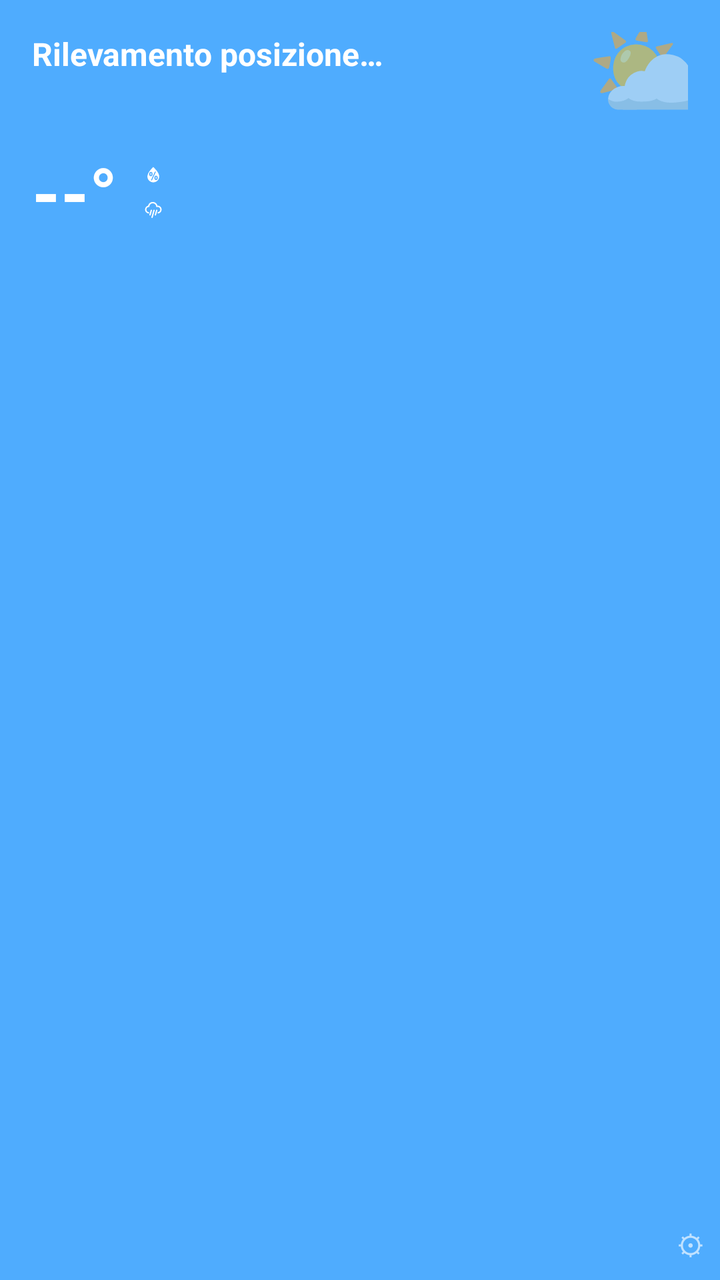
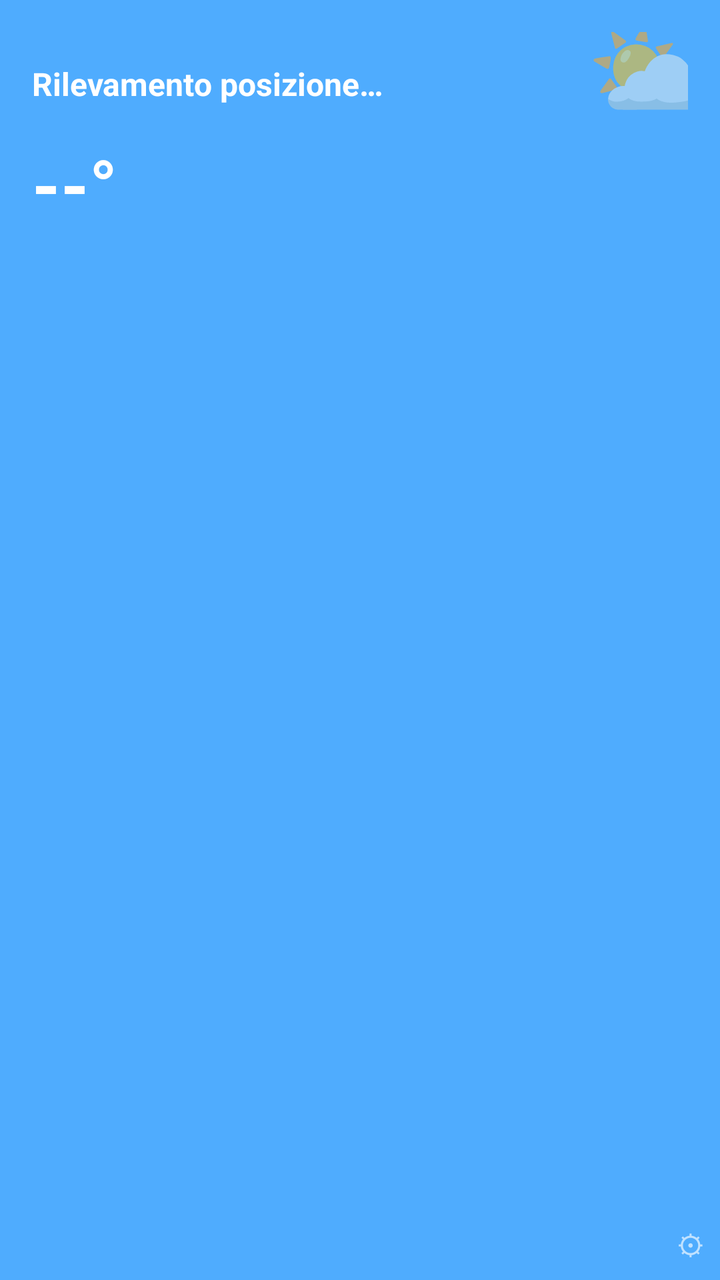

Screens rendered from an Android XML layout before and after an edit, with the pre-edit source and the edit as a unified diff.
<!-- AndroidManifest.xml: application theme Theme.AppCompat.Light.NoActionBar -->
<!-- res/layout/weather_widget_large.xml -->
<?xml version="1.0" encoding="utf-8"?>
<FrameLayout xmlns:android="http://schemas.android.com/apk/res/android"
    android:layout_width="match_parent"
    android:layout_height="match_parent">

    <LinearLayout
        android:id="@+id/widget_root"
        android:layout_width="match_parent"
        android:layout_height="match_parent"
        android:orientation="vertical"
        android:background="#4facfe"
        android:padding="16dp">

        <LinearLayout
            android:layout_width="match_parent"
            android:layout_height="wrap_content"
            android:orientation="horizontal"
            android:clipChildren="false">

            <LinearLayout
                android:layout_width="0dp"
                android:layout_height="wrap_content"
                android:layout_weight="1"
                android:orientation="vertical">

                <TextView
                    android:id="@+id/city_text"
                    android:layout_width="wrap_content"
                    android:layout_height="wrap_content"
                    android:text="Rilevamento posizione…"
                    android:textColor="#FFFFFF"
                    android:textSize="16sp"
                    android:textStyle="bold" />

                <TextView
                    android:id="@+id/desc_text"
                    android:layout_width="wrap_content"
                    android:layout_height="wrap_content"
                    android:text=""
                    android:textColor="#FFFFFF"
                    android:textSize="13sp" />
            </LinearLayout>

            
            <TextView
                android:id="@+id/icon_text_emoji"
                android:layout_width="wrap_content"
                android:layout_height="wrap_content"
                android:layout_marginTop="-18dp"
                android:layout_marginEnd="-14dp"
                android:text="⛅"
                android:textSize="52sp" />

            <ImageView
                android:id="@+id/icon_text_vector"
                android:layout_width="52dp"
                android:layout_height="52dp"
                android:layout_marginTop="-18dp"
                android:layout_marginEnd="-14dp"
                android:visibility="gone"
                android:src="@drawable/ic_weather_cloudy" />
        </LinearLayout>

        <LinearLayout
            android:layout_width="wrap_content"
            android:layout_height="wrap_content"
            android:layout_marginTop="4dp"
            android:orientation="horizontal">

            <TextView
                android:id="@+id/temp_text"
                android:layout_width="wrap_content"
                android:layout_height="wrap_content"
                android:text="--°"
                android:textColor="#FFFFFF"
                android:textSize="36sp"
                android:textStyle="bold" />

            <LinearLayout
                android:layout_width="wrap_content"
                android:layout_height="wrap_content"
                android:layout_marginStart="12dp"
                android:layout_gravity="center_vertical"
                android:orientation="vertical">

                <LinearLayout
                    android:layout_width="wrap_content"
                    android:layout_height="wrap_content"
                    android:gravity="center_vertical"
                    android:orientation="horizontal">

                    <ImageView
                        android:layout_width="12dp"
                        android:layout_height="12dp"
                        android:src="@drawable/ic_weather_humidity" />

                    <TextView
                        android:id="@+id/humidity_text"
                        android:layout_width="wrap_content"
                        android:layout_height="wrap_content"
                        android:layout_marginStart="3dp"
                        android:text=""
                        android:textColor="#E6FFFFFF"
                        android:textSize="11sp" />
                </LinearLayout>

                <LinearLayout
                    android:layout_width="wrap_content"
                    android:layout_height="wrap_content"
                    android:layout_marginTop="2dp"
                    android:gravity="center_vertical"
                    android:orientation="horizontal">

                    <ImageView
                        android:layout_width="12dp"
                        android:layout_height="12dp"
                        android:src="@drawable/ic_weather_rain" />

                    <TextView
                        android:id="@+id/rain_text"
                        android:layout_width="wrap_content"
                        android:layout_height="wrap_content"
                        android:layout_marginStart="3dp"
                        android:text=""
                        android:textColor="#E6FFFFFF"
                        android:textSize="11sp" />
                </LinearLayout>
            </LinearLayout>
        </LinearLayout>

        
        <HorizontalScrollView
            android:layout_width="match_parent"
            android:layout_height="wrap_content"
            android:layout_marginTop="10dp"
            android:scrollbars="none">

            <LinearLayout
                android:id="@+id/hourly_container"
                android:layout_width="wrap_content"
                android:layout_height="wrap_content"
                android:orientation="horizontal" />
        </HorizontalScrollView>

        <LinearLayout
            android:id="@+id/forecast_container"
            android:layout_width="match_parent"
            android:layout_height="wrap_content"
            android:layout_marginTop="8dp"
            android:orientation="horizontal" />

    </LinearLayout>

    <TextView
        android:id="@+id/settings_icon"
        android:layout_width="wrap_content"
        android:layout_height="wrap_content"
        android:layout_gravity="bottom|end"
        android:padding="8dp"
        android:text="⚙"
        android:textColor="#FFFFFF"
        android:alpha="0.65"
        android:textSize="14sp" />

</FrameLayout>
<!-- resources referenced by this layout -->
<resources>
  <!-- drawable ic_weather_cloudy (drawable) -->
  <?xml version="1.0" encoding="utf-8"?>
  <vector xmlns:android="http://schemas.android.com/apk/res/android"
      android:width="24dp"
      android:height="24dp"
      android:viewportWidth="30"
      android:viewportHeight="30">
      <path
          android:fillColor="#FFFFFF"
          android:pathData="M4.61,16.88c0-1.15,0.36-2.17,1.08-3.07c0.72-0.9,1.63-1.48,2.74-1.73c0.31-1.37,1.02-2.49,2.11-3.37s2.35-1.32,3.76-1.32 c1.38,0,2.61,0.43,3.69,1.28s1.78,1.95,2.1,3.29h0.33c0.9,0,1.73,0.22,2.49,0.65s1.37,1.03,1.81,1.79c0.44,0.76,0.67,1.58,0.67,2.48 c0,0.88-0.21,1.7-0.63,2.45s-1,1.35-1.73,1.8c-0.73,0.45-1.54,0.69-2.41,0.72H9.41c-1.34-0.06-2.47-0.57-3.4-1.53 C5.08,19.37,4.61,18.22,4.61,16.88z M6.32,16.88c0,0.87,0.3,1.62,0.9,2.26s1.33,0.98,2.19,1.03h11.19c0.86-0.04,1.59-0.39,2.19-1.03 c0.61-0.64,0.91-1.4,0.91-2.26c0-0.88-0.33-1.63-0.98-2.27c-0.65-0.64-1.42-0.96-2.32-0.96H18.8c-0.11,0-0.17-0.06-0.17-0.18 l-0.07-0.57c-0.11-1.08-0.58-1.99-1.4-2.72c-0.82-0.73-1.77-1.1-2.86-1.1c-1.09,0-2.05,0.37-2.85,1.1 c-0.81,0.73-1.27,1.64-1.37,2.72l-0.08,0.57c0,0.12-0.07,0.18-0.2,0.18H9.27c-0.84,0.1-1.54,0.46-2.1,1.07S6.32,16.05,6.32,16.88z" />
  </vector>
  <!-- drawable ic_weather_humidity: vector/xml drawable (drawable, 2258 chars, omitted) -->
  <!-- drawable ic_weather_rain: vector/xml drawable (drawable, 2301 chars, omitted) -->
</resources>

<!-- the commit's change to res/layout/weather_widget_large.xml (unified diff, before → after) -->
@@ -17,6 +17,33 @@
             android:orientation="horizontal"
             android:clipChildren="false">
 
+            <TextView
+                android:id="@+id/city_text"
+                android:layout_width="0dp"
+                android:layout_height="wrap_content"
+                android:layout_weight="1"
+                android:layout_gravity="center_vertical"
+                android:text="Rilevamento posizione…"
+                android:textColor="#FFFFFF"
+                android:textSize="16sp"
+                android:textStyle="bold" />
+
+            
+            <TextView
+                android:id="@+id/icon_text"
+                android:layout_width="wrap_content"
+                android:layout_height="wrap_content"
+                android:layout_marginTop="-18dp"
+                android:layout_marginEnd="-14dp"
+                android:text="⛅"
+                android:textSize="52sp" />
+        </LinearLayout>
+
+        <LinearLayout
+            android:layout_width="match_parent"
+            android:layout_height="wrap_content"
+            android:orientation="horizontal">
+
             <LinearLayout
                 android:layout_width="0dp"
                 android:layout_height="wrap_content"
@@ -24,12 +51,12 @@
                 android:orientation="vertical">
 
                 <TextView
-                    android:id="@+id/city_text"
+                    android:id="@+id/temp_text"
                     android:layout_width="wrap_content"
                     android:layout_height="wrap_content"
-                    android:text="Rilevamento posizione…"
+                    android:text="--°"
                     android:textColor="#FFFFFF"
-                    android:textSize="16sp"
+                    android:textSize="36sp"
                     android:textStyle="bold" />
 
                 <TextView
@@ -41,90 +68,29 @@
                     android:textSize="13sp" />
             </LinearLayout>
 
-            
-            <TextView
-                android:id="@+id/icon_text_emoji"
-                android:layout_width="wrap_content"
-                android:layout_height="wrap_content"
-                android:layout_marginTop="-18dp"
-                android:layout_marginEnd="-14dp"
-                android:text="⛅"
-                android:textSize="52sp" />
-
-            <ImageView
-                android:id="@+id/icon_text_vector"
-                android:layout_width="52dp"
-                android:layout_height="52dp"
-                android:layout_marginTop="-18dp"
-                android:layout_marginEnd="-14dp"
-                android:visibility="gone"
-                android:src="@drawable/ic_weather_cloudy" />
-        </LinearLayout>
-
-        <LinearLayout
-            android:layout_width="wrap_content"
-            android:layout_height="wrap_content"
-            android:layout_marginTop="4dp"
-            android:orientation="horizontal">
-
-            <TextView
-                android:id="@+id/temp_text"
-                android:layout_width="wrap_content"
-                android:layout_height="wrap_content"
-                android:text="--°"
-                android:textColor="#FFFFFF"
-                android:textSize="36sp"
-                android:textStyle="bold" />
-
             <LinearLayout
                 android:layout_width="wrap_content"
                 android:layout_height="wrap_content"
-                android:layout_marginStart="12dp"
                 android:layout_gravity="center_vertical"
-                android:orientation="vertical">
+                android:orientation="vertical"
+                android:gravity="end">
 
-                <LinearLayout
+                <TextView
+                    android:id="@+id/humidity_text"
                     android:layout_width="wrap_content"
                     android:layout_height="wrap_content"
-                    android:gravity="center_vertical"
-                    android:orientation="horizontal">
+                    android:text=""
+                    android:textColor="#E6FFFFFF"
+                    android:textSize="11sp" />
 
-                    <ImageView
-                        android:layout_width="12dp"
-                        android:layout_height="12dp"
-                        android:src="@drawable/ic_weather_humidity" />
-
-                    <TextView
-                        android:id="@+id/humidity_text"
-                        android:layout_width="wrap_content"
-                        android:layout_height="wrap_content"
-                        android:layout_marginStart="3dp"
-                        android:text=""
-                        android:textColor="#E6FFFFFF"
-                        android:textSize="11sp" />
-                </LinearLayout>
-
-                <LinearLayout
+                <TextView
+                    android:id="@+id/rain_text"
                     android:layout_width="wrap_content"
                     android:layout_height="wrap_content"
                     android:layout_marginTop="2dp"
-                    android:gravity="center_vertical"
-                    android:orientation="horizontal">
-
-                    <ImageView
-                        android:layout_width="12dp"
-                        android:layout_height="12dp"
-                        android:src="@drawable/ic_weather_rain" />
-
-                    <TextView
-                        android:id="@+id/rain_text"
-                        android:layout_width="wrap_content"
-                        android:layout_height="wrap_content"
-                        android:layout_marginStart="3dp"
-                        android:text=""
-                        android:textColor="#E6FFFFFF"
-                        android:textSize="11sp" />
-                </LinearLayout>
+                    android:text=""
+                    android:textColor="#E6FFFFFF"
+                    android:textSize="11sp" />
             </LinearLayout>
         </LinearLayout>
 
<!-- resource entries referenced after the edit -->
@@ -1,17 +1,5 @@
 <!-- resources referenced by this layout -->
 <resources>
-  <!-- drawable ic_weather_cloudy (drawable) -->
-  <?xml version="1.0" encoding="utf-8"?>
-  <vector xmlns:android="http://schemas.android.com/apk/res/android"
-      android:width="24dp"
-      android:height="24dp"
-      android:viewportWidth="30"
-      android:viewportHeight="30">
-      <path
-          android:fillColor="#FFFFFF"
-          android:pathData="M4.61,16.88c0-1.15,0.36-2.17,1.08-3.07c0.72-0.9,1.63-1.48,2.74-1.73c0.31-1.37,1.02-2.49,2.11-3.37s2.35-1.32,3.76-1.32 c1.38,0,2.61,0.43,3.69,1.28s1.78,1.95,2.1,3.29h0.33c0.9,0,1.73,0.22,2.49,0.65s1.37,1.03,1.81,1.79c0.44,0.76,0.67,1.58,0.67,2.48 c0,0.88-0.21,1.7-0.63,2.45s-1,1.35-1.73,1.8c-0.73,0.45-1.54,0.69-2.41,0.72H9.41c-1.34-0.06-2.47-0.57-3.4-1.53 C5.08,19.37,4.61,18.22,4.61,16.88z M6.32,16.88c0,0.87,0.3,1.62,0.9,2.26s1.33,0.98,2.19,1.03h11.19c0.86-0.04,1.59-0.39,2.19-1.03 c0.61-0.64,0.91-1.4,0.91-2.26c0-0.88-0.33-1.63-0.98-2.27c-0.65-0.64-1.42-0.96-2.32-0.96H18.8c-0.11,0-0.17-0.06-0.17-0.18 l-0.07-0.57c-0.11-1.08-0.58-1.99-1.4-2.72c-0.82-0.73-1.77-1.1-2.86-1.1c-1.09,0-2.05,0.37-2.85,1.1 c-0.81,0.73-1.27,1.64-1.37,2.72l-0.08,0.57c0,0.12-0.07,0.18-0.2,0.18H9.27c-0.84,0.1-1.54,0.46-2.1,1.07S6.32,16.05,6.32,16.88z" />
-  </vector>
-  <!-- drawable ic_weather_humidity: vector/xml drawable (drawable, 2258 chars, omitted) -->
-  <!-- drawable ic_weather_rain: vector/xml drawable (drawable, 2301 chars, omitted) -->
+
 </resources>
 
